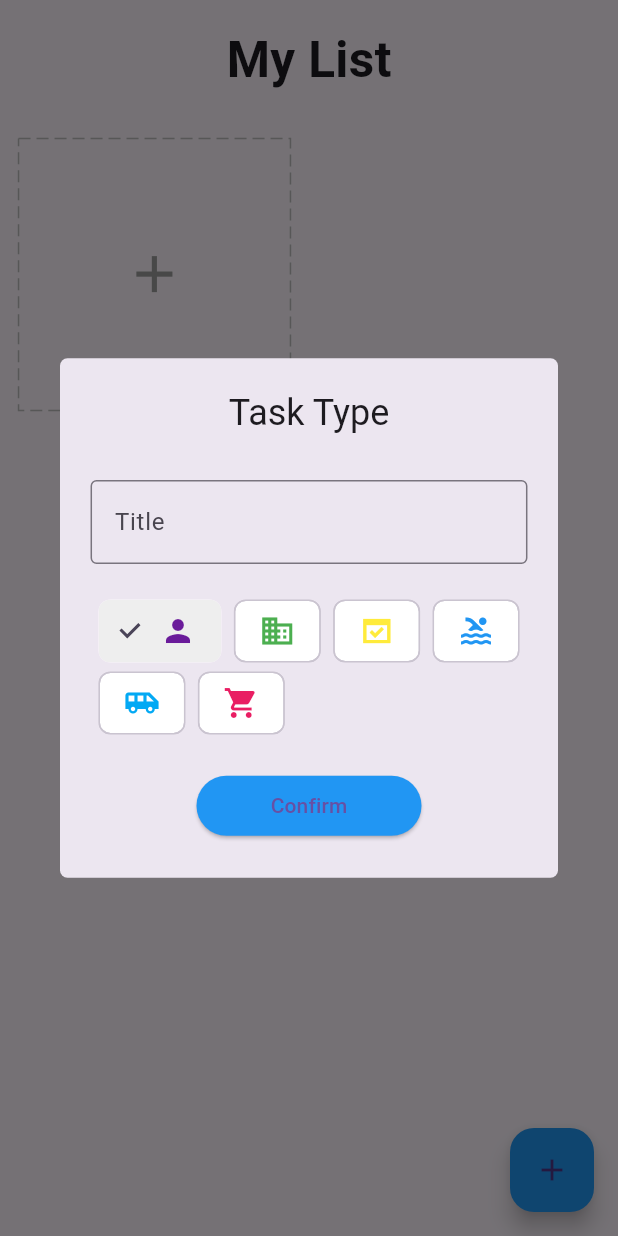
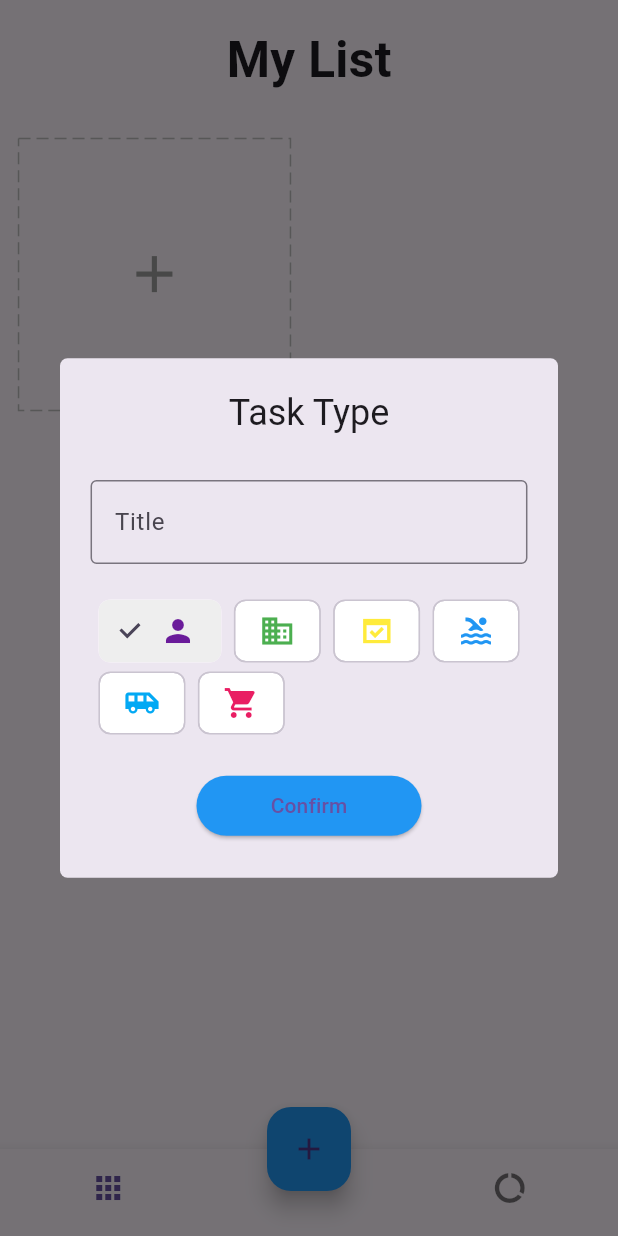
Before and after one commit to BharneyJb/getx_todo_list, a Flutter app: the screen it shows after launch, after a tap on the "add" icon, on a phone screen of 412 x 824 dp. Run offline on Flutter 3.47's test engine with Material 3 defaults, Android fonts, the phone set to English and light mode, and no system bars; drawn by our look-alikes of dotted_border; our stand-ins replace equatable, flutter_easyloading, get, get_storage, step_progress_indicator.

Commit message:
Add report page and implement task statistics display

```diff
--- a/lib/app/modules/detail/view.dart
+++ b/lib/app/modules/detail/view.dart
@@ -12,10 +12,29 @@ class DetailPage extends StatelessWidget {
   DetailPage({super.key});
 
   @override
+/*************  ✨ Codeium Command ⭐  *************/
+/// Builds the detail page widget for displaying and managing a specific task.
+///
+/// This widget constructs a page with a task form, including functionalities to
+/// view, add, and update todo items associated with a task. It displays the task
+/// icon, title, and a progress indicator representing completed todos. It
+/// includes two lists for ongoing and completed tasks, and allows users to
+/// add new todo items via a text input field.
+///
+/// The widget uses `WillPopScope` to prevent navigation back with the device's
+/// back button. A `Scaffold` serves as the main structure, and the `Form` widget
+/// manages the validation and submission of new todo items. The page is reactive
+/// to changes in the task's state using GetX's `Obx` for state management.
+///
+/// Returns a `WillPopScope` widget containing a `Scaffold` with a task form.
+
+/******  b5da7f41-1d5c-4bc9-99b3-2b071805e1be  *******/
   Widget build(BuildContext context) {
     var task = homeCtrl.task.value!;
     var color = HexColor.fromHex(task.color);
-    return Scaffold(
+    return WillPopScope(
+      onWillPop: () async => false,
+      child: Scaffold(
         body: Form(
           key: homeCtrl.formKey,
           child: ListView(
@@ -139,6 +158,7 @@ class DetailPage extends StatelessWidget {
             ],
           ),
         ),
+      ),
     );
   }
 }
--- a/lib/app/modules/home/controller.dart
+++ b/lib/app/modules/home/controller.dart
@@ -13,6 +13,7 @@ class HomeController extends GetxController {
 
   final formKey = GlobalKey<FormState>();
   final editCtrl = TextEditingController();
+  final tabIndex = 0.obs;
   final chipIndex = 0.obs;
   final tasks = <Task>[].obs;
   final deleting = false.obs;
@@ -31,6 +32,10 @@ class HomeController extends GetxController {
   void onClose() {
     editCtrl.dispose();
     super.onClose();
+  }
+
+  void changeTabIndex(int index) {
+    tabIndex.value = index;
   }
 
   void changeChipIndex(int value) {
@@ -147,4 +152,28 @@ class HomeController extends GetxController {
   return res;
   }
 
+  int getTotalTask(){
+    var res = 0;
+    for (int i = 0; i < tasks.length; i++) {
+      if(tasks[i].todos != null) {
+        res += tasks[i].todos!.length;
+      }
+  }
+  return res;
+  }
+
+  int getTotalDoneTask(){
+    var res = 0;
+    for (int i = 0; i < tasks.length; i++) {
+      if(tasks[i].todos != null) {
+        for (int j = 0; j < tasks[i].todos!.length; j++) {
+          if(tasks[i].todos![j]['done'] == true) {
+            res += 1;
+          }
+        }
+      }
+    }
+    return res;
+  }
+
 }
--- a/lib/app/modules/home/view.dart
+++ b/lib/app/modules/home/view.dart
@@ -8,6 +8,7 @@ import 'package:getx_todo_list/app/modules/home/widgets/add_card.dart';
 import 'package:getx_todo_list/app/modules/home/widgets/add_dialog.dart';
 import 'package:getx_todo_list/app/modules/home/widgets/task_card.dart';
 
+import '../report/view.dart';
 import 'controller.dart';
 
 class HomePage extends GetView<HomeController> {
@@ -16,7 +17,12 @@ class HomePage extends GetView<HomeController> {
   @override
   Widget build(BuildContext context) {
     return Scaffold(
-      body: SafeArea(
+      body: Obx(
+        () => IndexedStack(
+          index: controller.tabIndex.value,
+
+          children: [
+            SafeArea(
             child: Column(
               children: [
                 Padding(
@@ -49,6 +55,10 @@ class HomePage extends GetView<HomeController> {
               ],
             ),
           ),
+          ReportPage(),
+          ],
+        ),
+      ),
       floatingActionButton: DragTarget(
 
         builder: (_, __, ___) {
@@ -74,6 +84,38 @@ class HomePage extends GetView<HomeController> {
 
         },
       ),
+      floatingActionButtonLocation: FloatingActionButtonLocation.centerDocked,
+      bottomNavigationBar: Theme(
+        data: ThemeData(
+          splashColor: Colors.transparent,
+          highlightColor: Colors.transparent
+        ),
+        child: Obx(
+          () => BottomNavigationBar(
+            onTap: (int index) => controller.changeTabIndex(index),
+            currentIndex: controller.tabIndex.value,
+            showSelectedLabels: false,
+            showUnselectedLabels: false,
+            items: [
+              BottomNavigationBarItem(
+                label: 'Home',
+                icon: Padding(
+                  padding:  EdgeInsets.only(right: 15.0.wp),
+                  child: const Icon(Icons.apps),
+                )
+              ),
+              BottomNavigationBarItem(
+                label: 'Report',
+                icon: Padding(
+                  padding:  EdgeInsets.only(left: 15.0.wp),
+                  child: const Icon(Icons.data_usage),
+                )
+              )
+            ],
+
+            ),
+        ),
+      ),
     );
   }
 }
--- a/lib/app/modules/home/widgets/add_dialog.dart
+++ b/lib/app/modules/home/widgets/add_dialog.dart
@@ -12,7 +12,13 @@ class AddDialog extends StatelessWidget {
 
   @override
   Widget build(BuildContext context) {
-    return Scaffold(
+    return WillPopScope(
+      onWillPop: () async {
+
+
+        return false;
+      },
+      child: Scaffold(
         body: Form(
           key: homeCtrl.formKey,
           child: ListView(children: [
@@ -138,6 +144,7 @@ class AddDialog extends StatelessWidget {
                 .toList()
           ]),
         ),
+      ),
     );
   }
 }
--- a/lib/app/modules/home/widgets/task_card.dart
+++ b/lib/app/modules/home/widgets/task_card.dart
@@ -38,7 +38,7 @@ class TaskCard extends StatelessWidget {
             StepProgressIndicator(
 
               totalSteps: homeCtrl.isTodosEmpty() ? 1 :task.todos!.length,
-              currentStep: homeCtrl.isTodosEmpty() ? 0 : homeCtrl.getDoneTodo(task).length,
+              currentStep: homeCtrl.isTodosEmpty() ? 0 : homeCtrl.getDoneTodo(task),
               size: 5,
               padding: 0,
               selectedGradientColor: LinearGradient(
--- /dev/null
+++ b/lib/app/modules/report/view.dart
@@ -0,0 +1,137 @@
+import 'package:flutter/material.dart';
+import 'package:get/get.dart';
+import 'package:getx_todo_list/app/core/utils/extensions.dart';
+import 'package:getx_todo_list/app/core/values/colors.dart';
+import 'package:intl/intl.dart';
+import 'package:step_progress_indicator/step_progress_indicator.dart';
+
+import '../home/controller.dart';
+
+class ReportPage extends StatelessWidget {
+  final homeCtrl = Get.find<HomeController>();
+  ReportPage({super.key});
+
+  @override
+  Widget build(BuildContext context) {
+    return Scaffold(
+      body: SafeArea(child: Obx(() {
+        var createdTasks = homeCtrl.getTotalTask();
+        var completedTasks = homeCtrl.getTotalDoneTask();
+        var liveTasks = createdTasks - completedTasks;
+        var percent = (completedTasks / createdTasks * 100).toStringAsFixed(0);
+        return ListView(
+          children: [
+            Padding(
+              padding: EdgeInsets.all(4.0.wp),
+              child: Text(
+                'My Report',
+                style:
+                    TextStyle(fontSize: 24.0.sp, fontWeight: FontWeight.bold),
+              ),
+            ),
+            Padding(
+              padding: const EdgeInsets.all(8.0),
+              child: Text(
+                DateFormat.yMMMMd().format(DateTime.now()),
+                style: TextStyle(fontSize: 14.0.sp, color: Colors.grey),
+              ),
+            ),
+            Padding(
+              padding:
+                  EdgeInsets.symmetric(vertical: 3.0.wp, horizontal: 4.0.wp),
+              child: const Divider(
+                thickness: 2,
+              ),
+            ),
+            Padding(
+              padding:
+                  EdgeInsets.symmetric(vertical: 3.0.wp, horizontal: 5.0.wp),
+              child: Row(
+                mainAxisAlignment: MainAxisAlignment.spaceBetween,
+                children: [
+                  _buildStatus(Colors.green, liveTasks, 'Live Tasks'),
+                  _buildStatus(
+                      Colors.orange, completedTasks, 'Completed Tasks'),
+                  _buildStatus(Colors.blue, createdTasks, 'Created Tasks'),
+                ],
+              ),
+            ),
+            SizedBox(
+              height: 8.0.wp,
+            ),
+            UnconstrainedBox(
+              child: SizedBox(
+                width: 70.0.wp,
+                height: 70.0.wp,
+                child: CircularStepProgressIndicator(
+                  totalSteps: createdTasks == 0 ? 1 : createdTasks,
+                  currentStep: completedTasks,
+                  stepSize: 20,
+                  selectedColor: green,
+                  unselectedColor: Colors.grey[200],
+                  width: 150,
+                  padding: 0,
+                  height: 150,
+                  selectedStepSize: 22,
+                  roundedCap: (_, __) => true,
+                  child: Column(
+                    mainAxisAlignment: MainAxisAlignment.center,
+                    children: [
+                      Text(
+                        '${createdTasks == 0 ? 0 : percent} %',
+                        style: TextStyle(
+                            fontWeight: FontWeight.bold, fontSize: 20.0.sp),
+                      ),
+                      SizedBox(height: 1.0.wp,),
+                      Text(
+                        'Efficiency',
+                        style: TextStyle(
+                          color: Colors.grey,
+                          fontWeight: FontWeight.bold
+                        ),
+                        )
+                    ],
+                  ),
+                ),
+              ),
+            )
+          ],
+        );
+      })),
+    );
+  }
+
+  Row _buildStatus(Color color, int number, String text) {
+    return Row(
+      crossAxisAlignment: CrossAxisAlignment.start,
+      children: [
+        Container(
+          height: 3.0.wp,
+          width: 3.0.wp,
+          decoration: BoxDecoration(
+              shape: BoxShape.circle,
+              border: Border.all(width: 0.5.wp, color: color)),
+        ),
+        SizedBox(
+          width: 3.0.wp,
+        ),
+        Column(
+          crossAxisAlignment: CrossAxisAlignment.start,
+          children: [
+            Text(
+              '$number',
+              style: TextStyle(fontWeight: FontWeight.bold, fontSize: 16.0.sp),
+            ),
+            SizedBox(
+              height: 2.0.wp,
+            ),
+            Text(
+              text,
+              style: TextStyle(fontSize: 12.0.sp, color: Colors.grey),
+            )
+          ],
+        )
+      ],
+    );
+  }
+}
--- a/pubspec.yaml
+++ b/pubspec.yaml
@@ -42,6 +42,7 @@ dependencies:
   flutter_easyloading: ^3.0.5
   dotted_border: ^2.1.0
   step_progress_indicator: ^1.0.2
+  intl: ^0.20.2
 
 dev_dependencies:
   flutter_test:
```
Also changed, not shown: pubspec.lock. Lines whose indentation alone changed are shown as unchanged.
